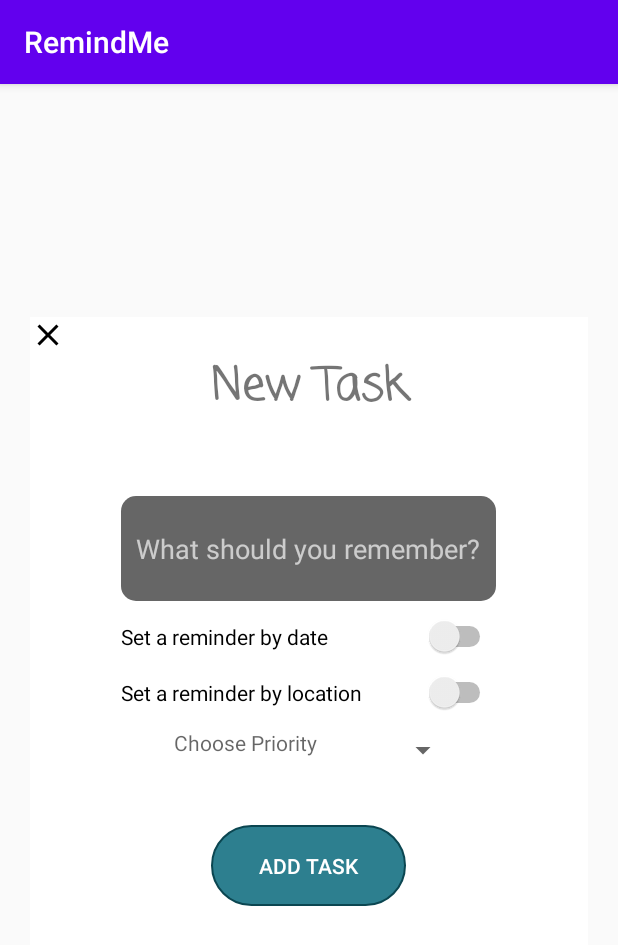
After one commit to sapirmadmon/RemindMe, an Android app: the fragment AddTaskFragment shown on its own in the app's theme, on a phone screen of 412 x 824 dp. The commit adds this screen. Shown: the top 945 px of the screen. Run offline under Robolectric (Android 15) with nearby library versions, the phone set to English and light mode, and no system bars.

Commit message:
add fragments of add task and reminders

```diff
--- a/app/build.gradle
+++ b/app/build.gradle
@@ -38,6 +38,7 @@ dependencies {
     androidTestImplementation 'androidx.test.espresso:espresso-core:3.2.0'
     implementation 'com.airbnb.android:lottie:3.4.1'
     implementation 'com.google.android.material:material:1.3.0-alpha01'
+
     // Firebase
     implementation 'com.google.firebase:firebase-analytics:17.2.2'
 }
--- a/app/src/main/AndroidManifest.xml
+++ b/app/src/main/AndroidManifest.xml
@@ -8,7 +8,7 @@
         android:icon="@mipmap/ic_launcher"
         android:label="@string/app_name"
         android:roundIcon="@mipmap/ic_launcher_round"
-        android:supportsRtl="true"
+        android:supportsRtl="false"
         android:theme="@style/AppTheme">
         <activity android:name=".RegistrationActivity" />
         <activity android:name=".MainActivity">
--- /dev/null
+++ b/app/src/main/java/com/example/remindme/AddTaskFragment.java
@@ -0,0 +1,218 @@
+package com.example.remindme;
+
+import android.app.DatePickerDialog;
+import android.app.TimePickerDialog;
+import android.graphics.Color;
+import android.graphics.drawable.ColorDrawable;
+import android.os.Bundle;
+
+import androidx.fragment.app.Fragment;
+
+import android.util.Log;
+import android.view.LayoutInflater;
+import android.view.View;
+import android.view.ViewGroup;
+import android.widget.AdapterView;
+import android.widget.ArrayAdapter;
+import android.widget.CompoundButton;
+import android.widget.DatePicker;
+import android.widget.ImageView;
+import android.widget.LinearLayout;
+import android.widget.Spinner;
+import android.widget.Switch;
+import android.widget.TextView;
+import android.widget.TimePicker;
+
+import java.text.ParseException;
+import java.text.SimpleDateFormat;
+import java.util.Calendar;
+import java.util.Date;
+
+
+/**
+ * A simple {@link Fragment} subclass.
+ */
+public class AddTaskFragment extends Fragment  implements AdapterView.OnItemSelectedListener {
+
+    private Spinner spinnerPriority;
+    private String priority;
+    private Switch switchDate;
+    private Switch switchLocation;
+    private LinearLayout linearLayoutOfDate;
+    private LinearLayout linearLayoutOfLocation;
+    private DatePickerDialog.OnDateSetListener setListener;
+    private TextView tvDate;
+    private TextView tvTimer;
+    private int tHour, tMinute;
+
+    public AddTaskFragment() {
+        // Required empty public constructor
+    }
+
+    private  void switches(View view) {
+        switchDate = (Switch) view.findViewById(R.id.switchDate);
+        switchLocation = (Switch) view.findViewById(R.id.switchLocation);
+        linearLayoutOfDate = (LinearLayout) view.findViewById(R.id.linearLayoutDate);
+        linearLayoutOfLocation = (LinearLayout) view.findViewById(R.id.linearLayoutLocation);
+
+        switchDate.setOnCheckedChangeListener(new CompoundButton.OnCheckedChangeListener() {
+            @Override
+            public void onCheckedChanged(CompoundButton buttonView, boolean isChecked) {
+                if(isChecked) {
+                    linearLayoutOfDate.setVisibility(View.VISIBLE);
+                    Log.d("SWITCH", "switch date on");
+                }
+                else {
+                    linearLayoutOfDate.setVisibility(View.GONE);
+                    Log.d("SWITCH", "switch date off");
+                }
+            }
+        });
+
+        switchLocation.setOnCheckedChangeListener(new CompoundButton.OnCheckedChangeListener() {
+            @Override
+            public void onCheckedChanged(CompoundButton buttonView, boolean isChecked) {
+                if(isChecked) {
+                    linearLayoutOfLocation.setVisibility(View.VISIBLE);
+                    Log.d("SWITCH", "switch location on");
+                }
+                else {
+                    linearLayoutOfLocation.setVisibility(View.GONE);
+                    Log.d("SWITCH", "switch location off");
+                }
+            }
+        });
+    }
+
+    private void spinner(View view) {
+
+        String[] priority = new String[]{
+                "Choose Priority",
+                "High",
+                "Medium",
+                "Low",
+        };
+
+        spinnerPriority = (Spinner) view.findViewById(R.id.SpinnerPriority);
+//        ArrayAdapter<CharSequence> adapter = ArrayAdapter.createFromResource(this.getActivity(),
+//                R.array.priority_spinner, android.R.layout.simple_spinner_item);
+//        adapter.setDropDownViewResource(android.R.layout.simple_spinner_dropdown_item);
+//        spinnerPriority.setAdapter(adapter);
+//        spinnerPriority.setOnItemSelectedListener(this);
+
+        ArrayAdapter<String> spinnerArrayAdapter = new ArrayAdapter<String>(
+                this.getActivity(), R.layout.spinner_item,priority);
+        spinnerArrayAdapter.setDropDownViewResource(R.layout.spinner_item);
+        spinnerPriority.setAdapter(spinnerArrayAdapter);
+        spinnerPriority.setOnItemSelectedListener(this);
+
+    }
+
+    private void chooseDate(View view) {
+        tvDate = (TextView) view.findViewById(R.id.textViewChooseDate);
+
+        Calendar calendar = Calendar.getInstance();
+        final int year = calendar.get(Calendar.YEAR);
+        final int month = calendar.get(Calendar.MONTH);
+        final int day = calendar.get(Calendar.DAY_OF_MONTH);
+
+        tvDate.setOnClickListener(new View.OnClickListener() {
+            @Override
+            public void onClick(View v) {
+                DatePickerDialog datePickerDialog = new DatePickerDialog(
+                        getActivity(), android.R.style.Theme_Holo_Light_Dialog_MinWidth
+                        ,setListener, year, month, day);
+                datePickerDialog.getWindow().setBackgroundDrawable(new ColorDrawable(Color.TRANSPARENT));
+                datePickerDialog.show();
+            }
+        });
+
+        setListener = new DatePickerDialog.OnDateSetListener() {
+            @Override
+            public void onDateSet(DatePicker view, int year, int month, int day) {
+                month = month+1;
+                String date = day+"/"+month+"/"+year;
+                tvDate.setText(date);
+            }
+        };
+
+    }
+
+    private void chooseTime(View view) {
+        tvTimer = (TextView) view.findViewById(R.id.textViewChooseTime);
+
+        tvTimer.setOnClickListener(new View.OnClickListener() {
+            @Override
+            public void onClick(View v) {
+                //init time picker dialog
+                TimePickerDialog timePickerDialog = new TimePickerDialog(
+                        getActivity(),
+                        android.R.style.Theme_Holo_Dialog_MinWidth,
+                        new TimePickerDialog.OnTimeSetListener() {
+                            @Override
+                            public void onTimeSet(TimePicker view, int hourOfDay, int minute) {
+                                //init hour and minute
+                                tHour = hourOfDay;
+                                tMinute = minute;
+                                //store hour and minute in string
+                                String time = tHour + ":" + tMinute;
+                                //init 24 hours time format
+                                SimpleDateFormat f24Hours = new SimpleDateFormat("HH:mm");
+
+                                try {
+                                   Date date = f24Hours.parse(time);
+                                   //init 12 hours time format
+                                    SimpleDateFormat f12Hours = new SimpleDateFormat("hh:mm aa");
+                                    //set selected time on textview
+                                    tvTimer.setText(f12Hours.format(date));
+                                } catch (ParseException e) {
+                                    e.printStackTrace();
+                                }
+                            }
+                        },12, 0, false
+                );
+                //set transparent background
+                timePickerDialog.getWindow().setBackgroundDrawable(new ColorDrawable(Color.TRANSPARENT));
+                //display previous selected time
+                timePickerDialog.updateTime(tHour,tMinute);
+                //show dialog
+                timePickerDialog.show();
+            }
+        });
+    }
+
+
+    @Override
+    public View onCreateView(LayoutInflater inflater, ViewGroup container,
+                             Bundle savedInstanceState) {
+        // Inflate the layout for this fragment
+        View view = inflater.inflate(R.layout.fragment_add_task, container, false);
+
+        spinner(view);
+        switches(view);
+        chooseDate(view);
+        chooseTime(view);
+
+
+        ImageView imageExit = (ImageView) view.findViewById(R.id.imageViewExit);
+        imageExit.setOnClickListener(new View.OnClickListener() {
+            @Override
+            public void onClick(View v) {
+                getFragmentManager().beginTransaction().remove(AddTaskFragment.this).commit();
+            }
+        });
+
+        return view;
+    }
+
+    @Override
+    public void onItemSelected(AdapterView<?> parent, View view, int position, long id) {
+        priority = parent.getItemAtPosition(position).toString();
+        Log.d("PRIORITY_SPINNER" , priority);
+    }
+
+    @Override
+    public void onNothingSelected(AdapterView<?> parent) {
+
+    }
+}
--- a/app/src/main/res/drawable/frame.xml
+++ b/app/src/main/res/drawable/frame.xml
@@ -9,6 +9,7 @@
         android:bottomLeftRadius="10dp"
         android:topLeftRadius="10dp"
         android:topRightRadius="10dp"/>
+
     <size
         android:height="30dp"
         android:width="130dp"/>
--- /dev/null
+++ b/app/src/main/res/drawable/ic_access_time_black_24dp.xml
@@ -0,0 +1,9 @@
+<vector xmlns:android="http://schemas.android.com/apk/res/android"
+        android:width="24dp"
+        android:height="24dp"
+        android:viewportWidth="24.0"
+        android:viewportHeight="24.0">
+    <path
+        android:fillColor="#FF000000"
+        android:pathData="M11.99,2C6.47,2 2,6.48 2,12s4.47,10 9.99,10C17.52,22 22,17.52 22,12S17.52,2 11.99,2zM12,20c-4.42,0 -8,-3.58 -8,-8s3.58,-8 8,-8 8,3.58 8,8 -3.58,8 -8,8zM12.5,7H11v6l5.25,3.15 0.75,-1.23 -4.5,-2.67z"/>
+</vector>
--- /dev/null
+++ b/app/src/main/res/drawable/ic_add_black_24dp.xml
@@ -0,0 +1,5 @@
+<vector android:height="27dp" android:tint="#FFFFFF"
+    android:viewportHeight="24.0" android:viewportWidth="24.0"
+    android:width="27dp" xmlns:android="http://schemas.android.com/apk/res/android">
+    <path android:fillColor="#FF000000" android:pathData="M19,13h-6v6h-2v-6H5v-2h6V5h2v6h6v2z"/>
+</vector>
--- /dev/null
+++ b/app/src/main/res/drawable/ic_close_black_24dp.xml
@@ -0,0 +1,9 @@
+<vector xmlns:android="http://schemas.android.com/apk/res/android"
+        android:width="24dp"
+        android:height="24dp"
+        android:viewportWidth="24.0"
+        android:viewportHeight="24.0">
+    <path
+        android:fillColor="#FF000000"
+        android:pathData="M19,6.41L17.59,5 12,10.59 6.41,5 5,6.41 10.59,12 5,17.59 6.41,19 12,13.41 17.59,19 19,17.59 13.41,12z"/>
+</vector>
--- /dev/null
+++ b/app/src/main/res/drawable/ic_date_range_black_24dp.xml
@@ -0,0 +1,9 @@
+<vector xmlns:android="http://schemas.android.com/apk/res/android"
+        android:width="24dp"
+        android:height="24dp"
+        android:viewportWidth="24.0"
+        android:viewportHeight="24.0">
+    <path
+        android:fillColor="#FF000000"
+        android:pathData="M9,11L7,11v2h2v-2zM13,11h-2v2h2v-2zM17,11h-2v2h2v-2zM19,4h-1L18,2h-2v2L8,4L8,2L6,2v2L5,4c-1.11,0 -1.99,0.9 -1.99,2L3,20c0,1.1 0.89,2 2,2h14c1.1,0 2,-0.9 2,-2L21,6c0,-1.1 -0.9,-2 -2,-2zM19,20L5,20L5,9h14v11z"/>
+</vector>
--- /dev/null
+++ b/app/src/main/res/layout/fragment_add_task.xml
@@ -0,0 +1,133 @@
+<?xml version="1.0" encoding="utf-8"?>
+<LinearLayout
+    xmlns:android="http://schemas.android.com/apk/res/android"
+    xmlns:app="http://schemas.android.com/apk/res-auto"
+    xmlns:tools="http://schemas.android.com/tools"
+    android:layout_width="match_parent"
+    android:layout_height="wrap_content"
+    android:layout_margin="20dp"
+    android:layout_gravity="center_vertical|center_horizontal|center"
+    android:orientation="vertical"
+    android:background="#FFFF">
+
+
+    <ImageView
+        android:id="@+id/imageViewExit"
+        android:layout_width="wrap_content"
+        android:layout_height="wrap_content"
+        app:srcCompat="@drawable/ic_close_black_24dp"/>
+
+    <TextView
+        android:layout_width="match_parent"
+        android:layout_height="wrap_content"
+        android:fontFamily="casual"
+        android:gravity="center"
+        android:text="@string/title_newTask"
+        android:textSize="30dp"
+        android:textStyle="bold" />
+
+    <LinearLayout
+        android:layout_width="match_parent"
+        android:layout_height="387dp"
+        android:layout_gravity="center"
+        android:gravity="center"
+        android:orientation="vertical">
+
+        <EditText
+            android:id="@+id/description_task_textView"
+            android:layout_width="250dp"
+            android:layout_height="70dp"
+            android:layout_marginBottom="10dp"
+            android:background="@drawable/frame"
+            android:hint="@string/description_task"
+            android:importantForAutofill="no"
+            android:padding="10dp"
+            android:textAlignment="viewStart"
+            android:textColor="@color/secondaryTextColor"
+            android:textColorHint="@color/secondaryTextColorTrans" />
+
+        <Switch
+            android:id="@+id/switchDate"
+            android:layout_width="250dp"
+            android:layout_height="wrap_content"
+            android:layout_marginBottom="10dp"
+            android:text="@string/switch_date" />
+
+        <LinearLayout
+            android:id="@+id/linearLayoutDate"
+            android:layout_width="250dp"
+            android:layout_height="53dp"
+            android:gravity="center"
+            android:orientation="horizontal"
+            android:visibility="gone">
+
+            <TextView
+                android:id="@+id/textViewChooseDate"
+                android:layout_width="100dp"
+                android:layout_height="wrap_content"
+                android:layout_marginRight="15dp"
+                android:drawableTop="@drawable/ic_date_range_black_24dp"
+                android:gravity="center"
+                android:text="@string/textView_chooseDate" />
+
+            <TextView
+                android:id="@+id/textViewChooseTime"
+                android:layout_width="100dp"
+                android:layout_height="wrap_content"
+                android:drawableTop="@drawable/ic_access_time_black_24dp"
+                android:gravity="center"
+                android:text="@string/textView_chooseTime" />
+
+        </LinearLayout>
+
+        <Switch
+            android:id="@+id/switchLocation"
+            android:layout_width="250dp"
+            android:layout_height="wrap_content"
+            android:text="@string/switch_location" />
+
+        <LinearLayout
+            android:id="@+id/linearLayoutLocation"
+            android:layout_width="250dp"
+            android:layout_height="62dp"
+            android:gravity="center"
+            android:orientation="vertical"
+            android:visibility="gone">
+
+            <AutoCompleteTextView
+                android:id="@+id/autocompleteLocation"
+                android:layout_width="200dp"
+                android:layout_height="wrap_content"
+                android:gravity="center"
+                android:hint="@string/completeTV_SearchLocation" />
+
+        </LinearLayout>
+
+        <Spinner
+            android:id="@+id/SpinnerPriority"
+            android:layout_width="@dimen/edit_text_width"
+            android:layout_height="@dimen/edit_text_height"
+            android:layout_marginBottom="10dp"
+            android:autofillHints="@string/tab2_shared_task"
+            android:entries="@array/priority_spinner" />
+
+        <LinearLayout
+            android:layout_width="match_parent"
+            android:layout_height="83dp"
+            android:gravity="center">
+
+            <Button
+                android:id="@+id/addTask_button"
+                style="?android:attr/buttonBarButtonStyle"
+                android:layout_width="wrap_content"
+                android:layout_height="wrap_content"
+                android:background="@drawable/button_shape"
+                android:padding="@dimen/padding"
+                android:text="@string/btn_addTask"
+                android:textColor="@color/secondaryTextColor" />
+
+        </LinearLayout>
+
+    </LinearLayout>
+
+</LinearLayout>
--- a/app/src/main/res/layout/fragment_login.xml
+++ b/app/src/main/res/layout/fragment_login.xml
@@ -23,6 +23,8 @@
             android:id="@+id/tv"
             android:layout_width="wrap_content"
             android:layout_height="wrap_content"
+            android:fontFamily="casual"
+            android:textStyle="bold"
             android:textSize="40sp"/>
 
         <com.airbnb.lottie.LottieAnimationView
--- /dev/null
+++ b/app/src/main/res/layout/spinner_item.xml
@@ -0,0 +1,8 @@
+<?xml version="1.0" encoding="utf-8"?>
+<TextView xmlns:android="http://schemas.android.com/apk/res/android"
+    android:layout_width="match_parent"
+    android:layout_height="match_parent"
+    android:textColor="#99000000"
+    android:padding="10dp">
+
+</TextView>
--- a/app/src/main/res/values/colors.xml
+++ b/app/src/main/res/values/colors.xml
@@ -15,4 +15,6 @@
     <color name="secondaryTextColorTrans">#AAffffff</color>
 
     <color name="button_background">#AA000000</color>
+
+    <color name="button_add_task">#8FCA4B</color>
 </resources>
--- a/app/src/main/res/values/strings.xml
+++ b/app/src/main/res/values/strings.xml
@@ -23,4 +23,24 @@
     <string name="choose_image_text_hint">Profile Image</string>
     <string name="choose_image_button_text">Choose</string>
     <string name="profile_image_desc">Profile Image</string>
+
+    <string name="tab1_private_task">Private tasks</string>
+    <string name="tab2_shared_task">Shared tasks</string>
+    <string name="description_task">What should you remember?</string>
+    <string name="priority">priority</string>
+    <string name="switch_date">Set a reminder by date</string>
+    <string name="switch_location">Set a reminder by location</string>
+    <string name="textView_chooseDate">Select date</string>
+    <string name="textView_chooseTime">Select time</string>
+    <string name="completeTV_SearchLocation">Select Location</string>
+    <string name="title_newTask">New Task</string>
+    <string name="btn_addTask">add task</string>
+
+
+    <string-array name="priority_spinner">
+        <item>High</item>
+        <item>Medium</item>
+        <item>Low</item>
+    </string-array>
+
 </resources>
```
Also changed, not shown: app/src/main/java/com/example/remindme/MainActivity.java (+7 -1 lines), app/src/main/java/com/example/remindme/MainFragment.java (added, +77 -0 lines), app/src/main/java/com/example/remindme/PageAdapter.java (added, +46 -0 lines), app/src/main/java/com/example/remindme/RemindersFragment.java (added, +46 -0 lines), app/src/main/res/layout/activity_main.xml (+11 -1 lines), app/src/main/res/layout/fragment_main.xml (added, +60 -0 lines), app/src/main/res/layout/fragment_reminders.xml (added, +27 -0 lines).
